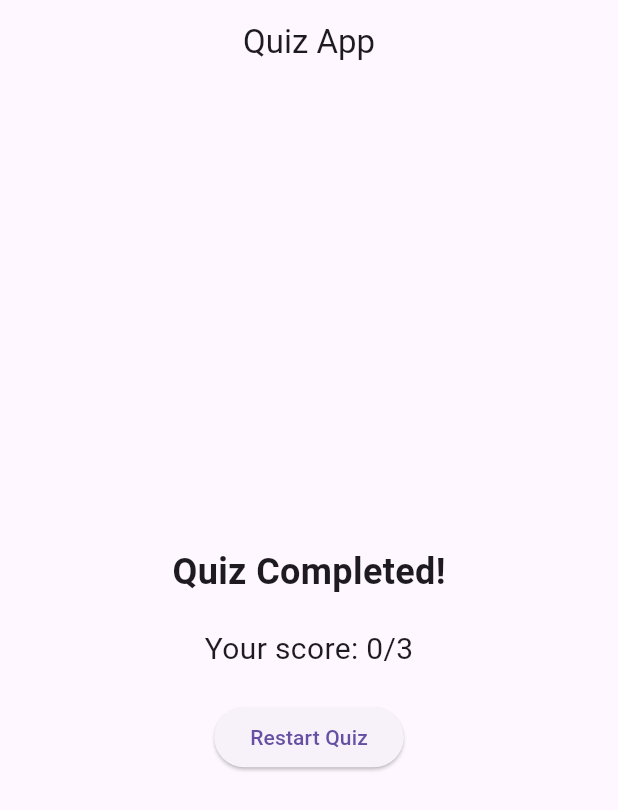
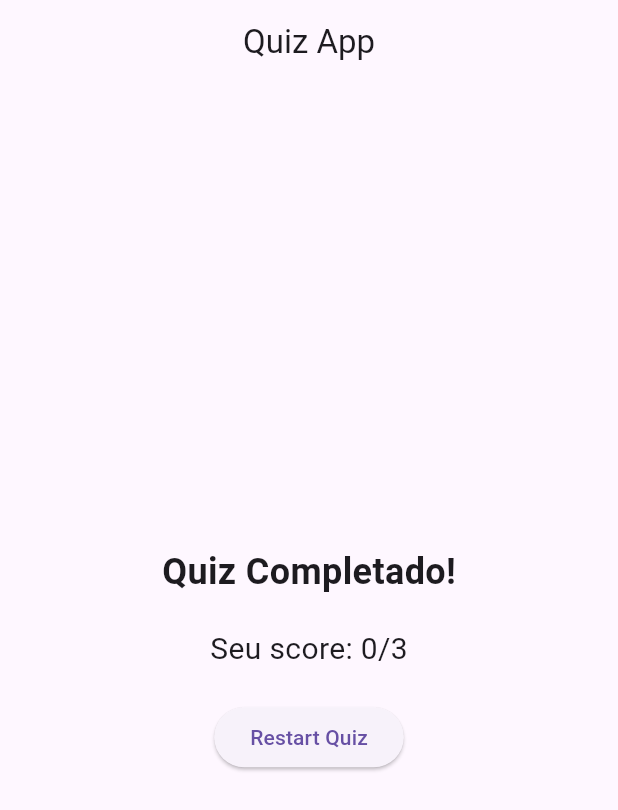
Before and after one commit to samuelGIT-max/quizApp, a Flutter app: the screen it shows after launch, after a tap on "Paris", after a tap on "Facebook", after a tap on "Apple", on a phone screen of 412 x 824 dp. Shown: the top 810 px of the screen. Run offline on Flutter 3.47's test engine with Material 3 defaults, Android fonts, the phone set to English and light mode, and no system bars.

Commit message:
Quiz app v1.1

```diff
--- a/lib/main.dart
+++ b/lib/main.dart
@@ -77,7 +77,7 @@ Widget buildQuestion() {
       crossAxisAlignment: CrossAxisAlignment.start,
       children: [
         Text(
-          'Question ${currentQuestionIndex + 1}/${questions.length}',
+          'Questão ${currentQuestionIndex + 1}/${questions.length}',
           style: const TextStyle(fontSize: 20, fontWeight: FontWeight.bold),
         ),
         const SizedBox(height: 20),
@@ -103,12 +103,12 @@ Widget buildResult() {
       mainAxisAlignment: MainAxisAlignment.center,
       children: [
         const Text(
-          'Quiz Completed!',
+          'Quiz Completado!',
           style: TextStyle(fontSize: 24, fontWeight: FontWeight.bold),
         ),
         const SizedBox(height: 20),
         Text(
-          'Your score: $score/${questions.length}',
+          'Seu score: $score/${questions.length}',
           style: const TextStyle(fontSize: 20),
         ),
         const SizedBox(height: 20),
```
